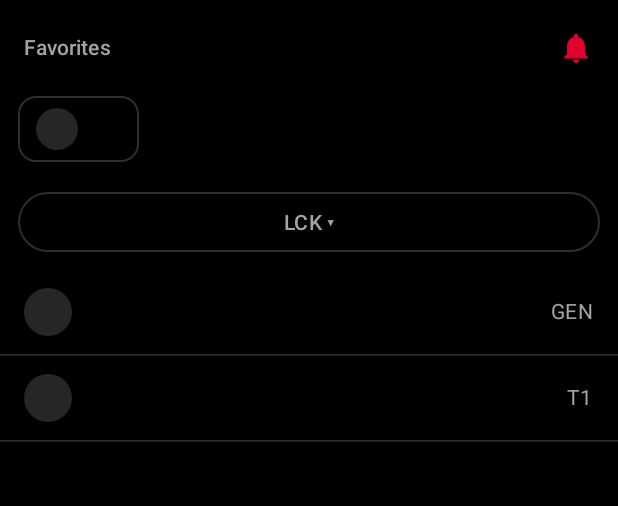
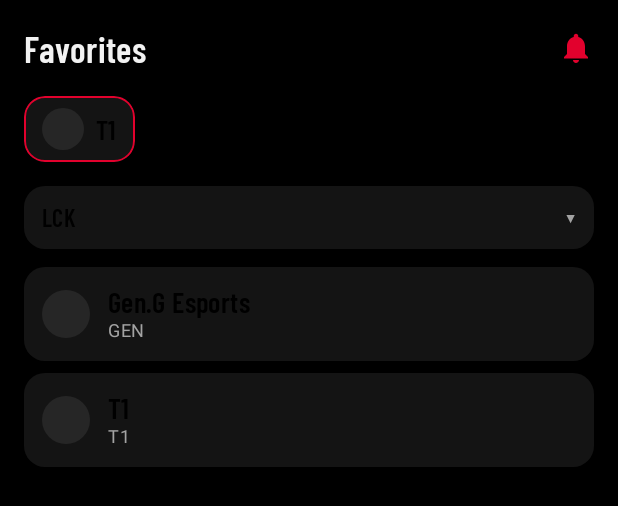
Before and after one commit to Brillem/LolSito, an Android app built with Jetpack Compose: the @Preview function TeamsContentPreview, on a phone screen of 412 x 824 dp. Shown: the top 506 px of the screen. Run offline under Robolectric (Android 15) with nearby library versions, the phone set to English and light mode, and no system bars; network calls fail; pictures from the network do not load.

Commit message:
feat(teams): restyle the team list and profile with team accents

```diff
--- a/app/src/main/java/com/example/lolsito/feature/teams/ui/TeamsScreen.kt
+++ b/app/src/main/java/com/example/lolsito/feature/teams/ui/TeamsScreen.kt
@@ -5,8 +5,8 @@ import android.content.pm.PackageManager
 import android.os.Build
 import androidx.activity.compose.rememberLauncherForActivityResult
 import androidx.activity.result.contract.ActivityResultContracts
+import androidx.compose.foundation.background
 import androidx.compose.foundation.clickable
-import androidx.compose.foundation.layout.Box
 import androidx.compose.foundation.layout.Column
 import androidx.compose.foundation.layout.Row
 import androidx.compose.foundation.layout.PaddingValues
@@ -15,33 +15,26 @@ import androidx.compose.foundation.layout.Arrangement
 import androidx.compose.foundation.layout.fillMaxSize
 import androidx.compose.foundation.layout.fillMaxWidth
 import androidx.compose.foundation.layout.padding
+import androidx.compose.foundation.layout.size
 import androidx.compose.foundation.layout.width
 import androidx.compose.foundation.lazy.LazyColumn
 import androidx.compose.foundation.lazy.LazyRow
 import androidx.compose.foundation.lazy.items
-import androidx.compose.foundation.shape.RoundedCornerShape
+import androidx.compose.foundation.shape.CircleShape
 import androidx.compose.foundation.border
-import androidx.compose.material3.DropdownMenu
-import androidx.compose.material3.DropdownMenuItem
-import androidx.compose.material3.HorizontalDivider
 import androidx.compose.material3.Icon
 import androidx.compose.material3.IconButton
 import androidx.compose.material3.MaterialTheme
-import androidx.compose.material3.OutlinedButton
 import androidx.compose.material3.Text
-import androidx.compose.material3.TextButton
 import androidx.compose.runtime.Composable
 import androidx.compose.runtime.getValue
-import androidx.compose.runtime.mutableStateOf
-import androidx.compose.runtime.remember
-import androidx.compose.runtime.setValue
 import androidx.compose.ui.Alignment
 import androidx.compose.ui.Modifier
+import androidx.compose.ui.draw.clip
 import androidx.compose.ui.platform.LocalContext
 import androidx.compose.ui.semantics.contentDescription
 import androidx.compose.ui.semantics.semantics
 import androidx.compose.ui.semantics.stateDescription
-import androidx.compose.ui.text.font.FontWeight
 import androidx.compose.ui.text.style.TextOverflow
 import androidx.compose.ui.tooling.preview.Preview
 import androidx.compose.ui.unit.dp
@@ -51,10 +44,19 @@ import androidx.lifecycle.compose.LifecycleEventEffect
 import androidx.lifecycle.compose.collectAsStateWithLifecycle
 import com.example.lolsito.core.model.League
 import com.example.lolsito.core.preferences.FavoriteTeam
+import com.example.lolsito.core.ui.AppCard
+import com.example.lolsito.core.ui.DropdownPicker
+import com.example.lolsito.core.ui.InlineError
 import com.example.lolsito.core.ui.LoadStatus
 import com.example.lolsito.core.ui.LoadStatusView
+import com.example.lolsito.core.ui.Shapes
+import com.example.lolsito.core.ui.SkeletonBlock
+import com.example.lolsito.core.ui.SkeletonScreen
+import com.example.lolsito.core.ui.Spacing
 import com.example.lolsito.core.ui.TeamLogo
+import com.example.lolsito.core.ui.rememberTeamAccent
 import com.example.lolsito.feature.teams.domain.TeamSummary
+import com.example.lolsito.ui.theme.LabelText
 import com.example.lolsito.ui.theme.LolSitoTheme
 
 /**
@@ -116,24 +118,19 @@ fun TeamsContent(
         if (state.favorites.isNotEmpty()) {
             FavoritesRow(state.favorites, state.remindersEnabled, state.remindersNotice, onFavoriteClick, onToggleReminders)
         }
-        LeaguePicker(
+        DropdownPicker(
             label = state.selectedLeagueName,
-            leagues = state.leagues,
-            onSelect = onSelectLeague,
-            modifier = Modifier.fillMaxWidth().padding(horizontal = 12.dp, vertical = 8.dp),
+            items = state.leagues,
+            itemLabel = { league -> league.name },
+            onSelect = { league -> onSelectLeague(league.id) },
+            modifier = Modifier.fillMaxWidth().padding(horizontal = Spacing.Screen, vertical = 8.dp),
+            imageUrl = state.leagues.firstOrNull { it.id == state.selectedLeagueId }?.imageUrl,
+            itemImageUrl = { league -> league.imageUrl },
         )
         if (state.leaguesStatus is LoadStatus.Error) {
-            Row(Modifier.fillMaxWidth().padding(horizontal = 16.dp), verticalAlignment = Alignment.CenterVertically) {
-                Text(
-                    "Couldn't load leagues",
-                    style = MaterialTheme.typography.bodySmall,
-                    color = MaterialTheme.colorScheme.error,
-                    modifier = Modifier.weight(1f),
-                )
-                TextButton(onClick = onRetryLeagues) { Text("Retry") }
+            InlineError("Couldn't load leagues", onRetryLeagues)
         }
-        }
-        LoadStatusView(state.status, "No teams for this league right now", onRetry) {
+        LoadStatusView(state.status, "No teams for this league right now", onRetry, loading = { TeamListSkeleton() }) {
             LazyColumn(Modifier.fillMaxSize()) {
                 items(state.teams, key = { it.id }) { team -> TeamRow(team, onClick = { onTeamClick(team.id) }) }
             }
@@ -142,9 +139,10 @@ fun TeamsContent(
 }
 
 /**
- * The favorites above the league picker, one compact card each; tapping one opens its profile. The
- * bell next to the title turns the start-of-match reminders for all of them on and off; [remindersNotice]
- * (why it could not be turned on, or that the system does not allow notifications) shows under the title.
+ * The favorites above the league picker, one compact card each, outlined in the team's color; tapping
+ * one opens its profile. The bell next to the title turns the start-of-match reminders for all of them on
+ * and off; [remindersNotice] (why it could not be turned on, or that the system does not allow
+ * notifications) shows under the title.
  */
 @Composable
 private fun FavoritesRow(
@@ -155,11 +153,12 @@ private fun FavoritesRow(
     onToggleReminders: () -> Unit,
 ) {
     Column(Modifier.fillMaxWidth().padding(top = 8.dp)) {
-        Row(Modifier.fillMaxWidth().padding(start = 16.dp, end = 4.dp), verticalAlignment = Alignment.CenterVertically) {
+        Row(Modifier.fillMaxWidth().padding(start = Spacing.Screen, end = 4.dp), verticalAlignment = Alignment.CenterVertically) {
+            // Styled like the shared SectionTitle, which cannot share a row with the bell.
             Text(
                 "Favorites",
-                style = MaterialTheme.typography.labelLarge,
-                color = MaterialTheme.colorScheme.onSurfaceVariant,
+                style = MaterialTheme.typography.titleLarge,
+                color = MaterialTheme.colorScheme.onBackground,
                 modifier = Modifier.weight(1f),
             )
             RemindersBell(remindersEnabled, onToggleReminders)
@@ -169,27 +168,34 @@ private fun FavoritesRow(
                 remindersNotice,
                 style = MaterialTheme.typography.bodySmall,
                 color = MaterialTheme.colorScheme.error,
-                modifier = Modifier.padding(horizontal = 16.dp),
+                modifier = Modifier.padding(horizontal = Spacing.Screen),
             )
         }
         LazyRow(
             horizontalArrangement = Arrangement.spacedBy(8.dp),
-            contentPadding = PaddingValues(horizontal = 12.dp, vertical = 8.dp),
+            contentPadding = PaddingValues(horizontal = Spacing.Screen, vertical = 8.dp),
         ) {
-            items(favorites, key = { it.id }) { team ->
+            items(favorites, key = { it.id }) { team -> FavoriteChip(team, onClick = { onClick(team.id) }) }
+        }
+    }
+}
+
+/** One favorite: logo and code on a card whose border is the team's color, once it is known. */
+@Composable
+private fun FavoriteChip(team: FavoriteTeam, onClick: () -> Unit) {
+    val accent = rememberTeamAccent(team.imageUrl)
     Row(
         Modifier
-                        .border(1.dp, MaterialTheme.colorScheme.outlineVariant, RoundedCornerShape(12.dp))
-                        .clickable { onClick(team.id) }
+            .clip(Shapes.Card)
+            .background(MaterialTheme.colorScheme.surfaceContainer)
+            .border(1.dp, accent, Shapes.Card)
+            .clickable(onClick = onClick)
             .padding(horizontal = 12.dp, vertical = 8.dp),
         verticalAlignment = Alignment.CenterVertically,
     ) {
         TeamLogo(team.imageUrl, contentDescription = team.name, size = 28.dp)
         Spacer(Modifier.width(8.dp))
-                    Text(team.code, style = MaterialTheme.typography.bodyLarge, fontWeight = FontWeight.SemiBold, maxLines = 1)
-                }
-            }
-        }
+        Text(team.code, style = LabelText.TeamCode, maxLines = 1)
     }
 }
 
@@ -211,45 +217,47 @@ private fun RemindersBell(enabled: Boolean, onToggle: () -> Unit) {
     }
 }
 
-/** Dropdown of [leagues]; with none it only names the current selection and cannot be opened. */
+/** The card of one team of the list: logo, name and code. */
 @Composable
-private fun LeaguePicker(label: String, leagues: List<League>, onSelect: (String) -> Unit, modifier: Modifier = Modifier) {
-    var expanded by remember { mutableStateOf(false) }
-    Box(modifier) {
-        OutlinedButton(onClick = { expanded = true }, enabled = leagues.isNotEmpty(), modifier = Modifier.fillMaxWidth()) {
-            Text("$label ▾", maxLines = 1, overflow = TextOverflow.Ellipsis)
-        }
-        DropdownMenu(expanded = expanded && leagues.isNotEmpty(), onDismissRequest = { expanded = false }) {
-            leagues.forEach { league ->
-                DropdownMenuItem(
-                    text = { Text(league.name) },
-                    onClick = {
-                        expanded = false
-                        onSelect(league.id)
-                    },
+private fun TeamRow(team: TeamSummary, onClick: () -> Unit) {
+    AppCard(
+        modifier = Modifier.fillMaxWidth().padding(horizontal = Spacing.Screen, vertical = Spacing.CardGap / 2),
+        onClick = onClick,
+    ) {
+        Row(verticalAlignment = Alignment.CenterVertically) {
+            TeamLogo(team.imageUrl, contentDescription = null, size = 32.dp)
+            Spacer(Modifier.width(12.dp))
+            Column(Modifier.weight(1f)) {
+                Text(team.name, style = MaterialTheme.typography.titleMedium, maxLines = 1, overflow = TextOverflow.Ellipsis)
+                Text(
+                    team.code,
+                    style = MaterialTheme.typography.bodySmall,
+                    color = MaterialTheme.colorScheme.onSurfaceVariant,
+                    maxLines = 1,
                 )
             }
         }
     }
 }
 
+/** The team list while it loads: the silhouette of [rows] team cards. */
 @Composable
-private fun TeamRow(team: TeamSummary, onClick: () -> Unit) {
-    Column(Modifier.fillMaxWidth().clickable(onClick = onClick)) {
-        Row(Modifier.padding(horizontal = 16.dp, vertical = 12.dp), verticalAlignment = Alignment.CenterVertically) {
-            TeamLogo(team.imageUrl, contentDescription = null, size = 32.dp)
+private fun TeamListSkeleton(rows: Int = 8) {
+    SkeletonScreen {
+        Column {
+            repeat(rows) {
+                AppCard(Modifier.fillMaxWidth().padding(horizontal = Spacing.Screen, vertical = Spacing.CardGap / 2)) {
+                    Row(verticalAlignment = Alignment.CenterVertically) {
+                        SkeletonBlock(Modifier.size(32.dp), CircleShape)
                         Spacer(Modifier.width(12.dp))
-            Text(
-                team.name,
-                style = MaterialTheme.typography.bodyLarge,
-                fontWeight = FontWeight.SemiBold,
-                maxLines = 1,
-                overflow = TextOverflow.Ellipsis,
-                modifier = Modifier.weight(1f),
-            )
-            Text(team.code, style = MaterialTheme.typography.bodyMedium, color = MaterialTheme.colorScheme.onSurfaceVariant)
+                        Column(verticalArrangement = Arrangement.spacedBy(6.dp)) {
+                            SkeletonBlock(Modifier.size(width = 140.dp, height = 18.dp))
+                            SkeletonBlock(Modifier.size(width = 44.dp, height = 12.dp))
                         }
-        HorizontalDivider(color = MaterialTheme.colorScheme.outlineVariant)
+                    }
+                }
+            }
+        }
     }
 }
 
```
Also changed, not shown: app/src/main/java/com/example/lolsito/feature/teams/ui/TeamProfileScreen.kt (+123 -63 lines). Lines whose indentation alone changed are shown as unchanged.
